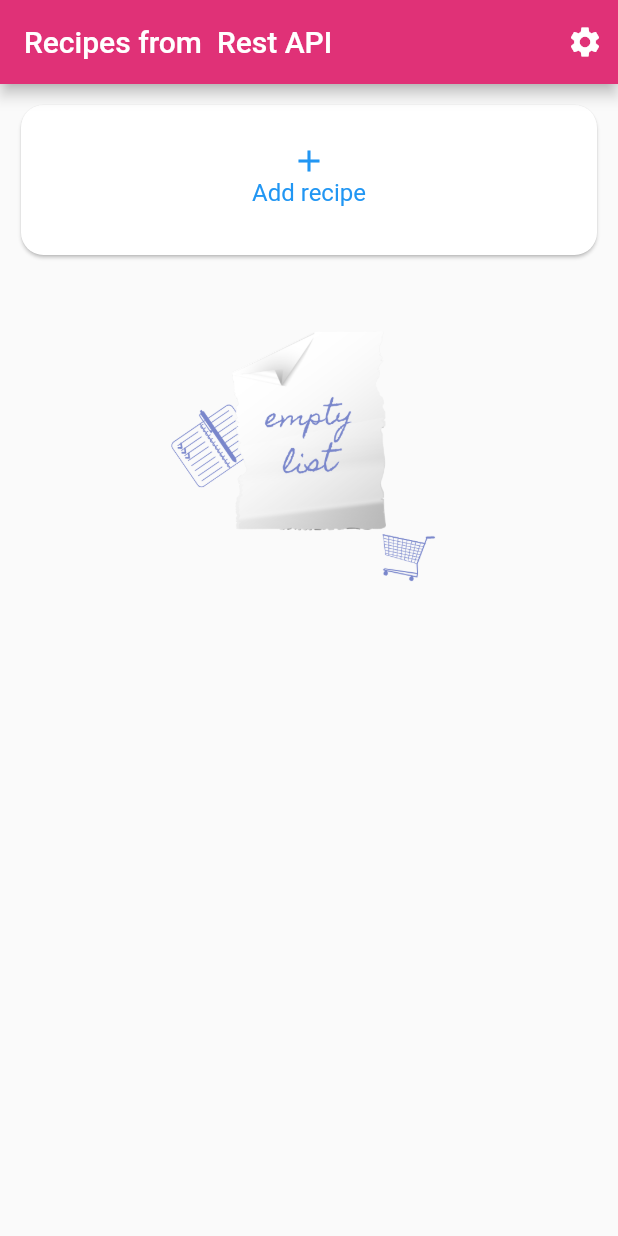
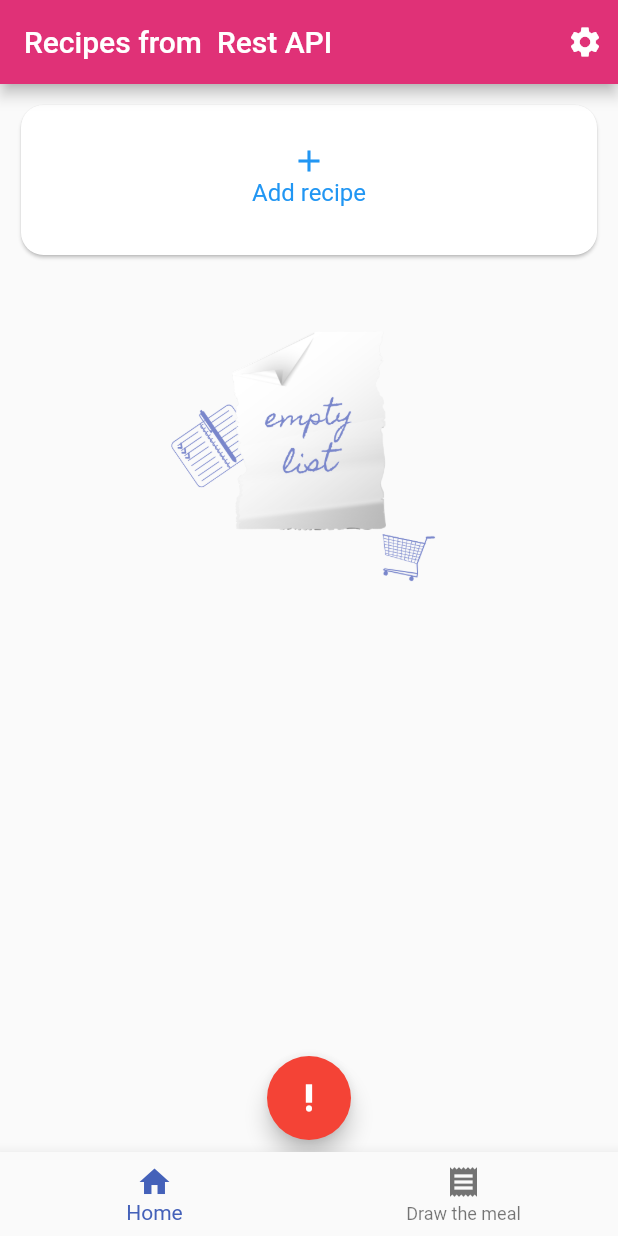
Before and after one commit to Dr34msHunt3r/dotd, a Flutter app: the screen it shows after launch, on a phone screen of 412 x 824 dp. Run offline on Flutter 3.47's test engine with Material 2 defaults, Android fonts, the phone set to English and light mode, and no system bars; our stand-ins replace bloc, dio, drift, firebase_analytics, firebase_core, firebase_crashlytics and 4 more; accounts and stored records are empty; generated files the repository leaves out were written again; network calls fail.

Commit message:
feat: crash button, crashlytics for app2 and bottom navigation bar display

```diff
--- a/lib/main_app2.dart
+++ b/lib/main_app2.dart
@@ -1,4 +1,5 @@
 import 'package:firebase_core/firebase_core.dart';
+import 'package:firebase_crashlytics/firebase_crashlytics.dart';
 import 'package:flutter/material.dart';
 import 'base/firebase_remote_config.dart';
 import 'extensions/flavor_config.dart';
@@ -10,6 +11,8 @@ void main() async {
   await Firebase.initializeApp();
   FirebaseRemoteConfig config = FirebaseRemoteConfig();
   await config.initialise();
+  await FirebaseCrashlytics.instance.setCrashlyticsCollectionEnabled(true);
+  FlutterError.onError = FirebaseCrashlytics.instance.recordFlutterError;
   FlavorConfig(flavor: Flavor.MOOR,
     values: FlavorValues(source: "Local Storage"));
   runApp(DoTD(router: AppRouter(), config: config));
--- a/lib/screens/recipes_screen/recipes_screen.dart
+++ b/lib/screens/recipes_screen/recipes_screen.dart
@@ -1,10 +1,13 @@
 import 'package:dotd/api/services/dto/recipe_dto.dart';
 import 'package:dotd/base/firebase_remote_config.dart';
 import 'package:dotd/config/app_assets.dart';
+import 'package:dotd/config/app_colors.dart';
 import 'package:dotd/extensions/flavor_config.dart';
 import 'package:dotd/navigation/core/screen_name.dart';
 import 'package:dotd/screens/recipes_screen/recipes_cubit.dart';
 import 'package:dotd/navigation/screen_arguments.dart';
+import 'package:dotd/widgets/bottom_navigation_bar.dart';
+import 'package:dotd/widgets/crash_button.dart';
 import 'package:flutter/material.dart';
 import 'package:flutter_bloc/flutter_bloc.dart';
 
@@ -40,22 +43,54 @@ class RecipesScreen extends StatelessWidget {
               recipes = (RecipesState).recipes;
             } else if (RecipesState is RecipesEmpty){
               recipes = (RecipesState).recipes;
-              return ListView(
+              return Column(
+                children: [
+                  Expanded(
+                    child: Stack(
+                      alignment: Alignment.bottomCenter,
+                      children: [
+                        ListView(
                           padding: const EdgeInsets.all(10.0),
                           children: [
                             _addRecipe(context),
                             Image(image: AssetImage(AppAssets.emptyRecipeListImage)),
                           ],
+                        ),
+                        Padding(
+                          padding: const EdgeInsets.all(8.0),
+                          child: crashButton(context),
+                        ),
+                      ]
+                    ),
+                  ),
+                  bottomNavigationBar(context)
+                ],
               );
             }
 
-            return ListView(
+            return Column(
+              children: [
+                Expanded(
+                  child: Stack(
+                    alignment: Alignment.bottomCenter,
+                    children: [
+                      ListView(
                         padding: const EdgeInsets.all(10.0),
                         children: [
                           _addRecipe(context),
                           Column(
                             children: recipes.map((e) => _recipe(e, context)).toList(),
                           ),
+                        ],
+                      ),
+                      Padding(
+                        padding: const EdgeInsets.all(8.0),
+                        child: crashButton(context),
+                      ),
+                    ]
+                  ),
+                ),
+                bottomNavigationBar(context)
               ],
             );
           },
--- /dev/null
+++ b/lib/widgets/bottom_navigation_bar.dart
@@ -0,0 +1,19 @@
+import 'package:dotd/config/app_colors.dart';
+import 'package:flutter/material.dart';
+
+Widget bottomNavigationBar (context){
+  return BottomNavigationBar(
+    items: const <BottomNavigationBarItem>[
+      BottomNavigationBarItem(
+        icon: Icon(Icons.home),
+        label: 'Home',
+      ),
+      BottomNavigationBarItem(
+        icon: Icon(Icons.receipt),
+        label: 'Draw the meal',
+      ),
+    ],
+    currentIndex: 0,
+    selectedItemColor: AppColors.primaryColor,
+  );
+}
--- a/lib/widgets/crash_button.dart
+++ b/lib/widgets/crash_button.dart
@@ -2,10 +2,10 @@ import 'package:flutter/material.dart';
 
 Widget crashButton(context){
   return FloatingActionButton(
-    child: Icon(Icons.add),
+    child: Icon(Icons.priority_high),
       backgroundColor: Colors.red,
       onPressed: (){
-      print("Big Crash: There were too many ducks!");
+      throw Exception("Big Crash: There were too many ducks!");
       }
   );
 }
```
Lines whose indentation alone changed are shown as unchanged.
